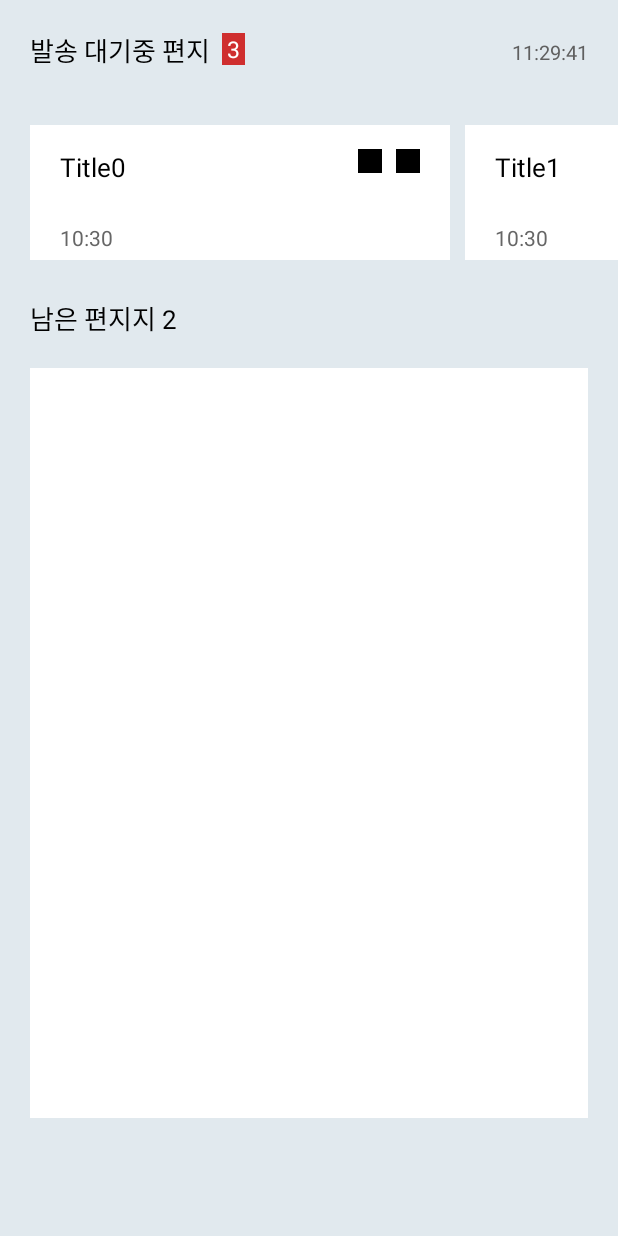
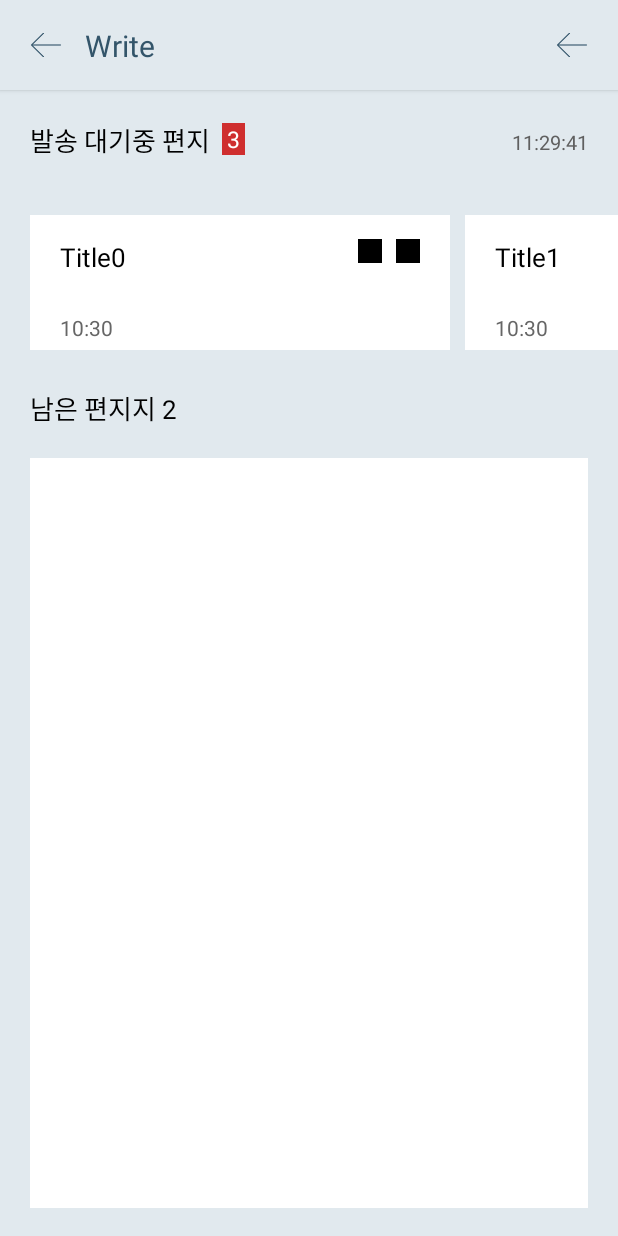
Before and after one commit to SignalHouse/Android-dear, an Android app: the WriteActivity screen opened directly, with no data from a screen before it, on a phone screen of 412 x 824 dp. Run offline under Robolectric (Android 15) with nearby library versions, the phone set to English and light mode, and no system bars; our stand-ins replace ButterKnife.

Commit message:
write activity w/ toolbar

```diff
--- a/app/src/main/java/nexters/com/dear/activity/WriteActivity.java
+++ b/app/src/main/java/nexters/com/dear/activity/WriteActivity.java
@@ -33,16 +33,16 @@ public class WriteActivity extends AppCompatActivity {
     TextView txtWaitings;
     @BindView(R.id.write_txt_remaining_letters)
     TextView txtRemainings;
-//    @BindView(R.id.mypage_toolbar)
-//    Toolbar toolbar;
-//    @BindView(R.id.tool_bar_base_btn)
-//    ImageView btnBase;
-//    @BindView(R.id.tool_bar_base_go_back)
-//    ImageView btnGoback;
-//    @BindView(R.id.tool_bar_base_title)
-//    TextView txtTitle;
-//    @BindView(R.id.tool_bar_base_txt)
-//    TextView txtComplete;
+    @BindView(R.id.write_tool_bar)
+    Toolbar toolbar;
+    @BindView(R.id.tool_bar_base_btn)
+    ImageView btnBase;
+    @BindView(R.id.tool_bar_base_go_back)
+    ImageView btnGoback;
+    @BindView(R.id.tool_bar_base_title)
+    TextView txtTitle;
+    @BindView(R.id.tool_bar_base_txt)
+    TextView txtComplete;
 
     ArrayList<LetterItem> letterItems;
     WaitingLetterAdapter waitAdapter;
@@ -54,7 +54,7 @@ public class WriteActivity extends AppCompatActivity {
         ButterKnife.bind(this);
         setWaitingLetters();
         setTimer();
-//        setToolbar();
+        setToolbar();
     }
 
     private void setWaitingLetters(){
@@ -86,15 +86,15 @@ public class WriteActivity extends AppCompatActivity {
         timer.start();
     }
 
-//    private void setToolbar(){
-//        setSupportActionBar(toolbar);
-//        txtTitle.setText("Write");
-//        txtComplete.setVisibility(View.GONE);
-//        btnBase.setVisibility(View.VISIBLE);
-//    }
-//
-//    @OnClick(R.id.tool_bar_base_go_back)
-//    void onGoBackClicked(){
-//        finish();
-//    }
+    private void setToolbar(){
+        setSupportActionBar(toolbar);
+        txtTitle.setText("Write");
+        txtComplete.setVisibility(View.GONE);
+        btnBase.setVisibility(View.VISIBLE);
+    }
+
+    @OnClick(R.id.tool_bar_base_go_back)
+    void onGoBackClicked(){
+        finish();
+    }
 }
--- a/app/src/main/res/layout/activity_write.xml
+++ b/app/src/main/res/layout/activity_write.xml
@@ -8,6 +8,9 @@
     android:orientation="vertical"
     tools:context=".activity.WriteActivity">
 
+    <include
+        android:id="@+id/write_tool_bar"
+        layout="@layout/tool_bar_base"/>
 
     <android.support.constraint.ConstraintLayout
         android:layout_width="match_parent"
```
